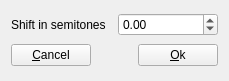
Before: the Qt Designer form sources/editor/tools/transpose_smpl/tooltransposesmpl_gui.ui in davy7125/polyphone, drawn with Qt 5.
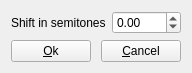
After: the same form once the commit is applied.

Commit message:
Dialog buttons
Ok is left, cancel is right, default is ok

What changed in the file:
```diff
--- a/sources/editor/tools/transpose_smpl/tooltransposesmpl_gui.ui
+++ b/sources/editor/tools/transpose_smpl/tooltransposesmpl_gui.ui
@@ -6,8 +6,8 @@
    <rect>
     <x>0</x>
     <y>0</y>
-    <width>229</width>
-    <height>81</height>
+    <width>192</width>
+    <height>70</height>
    </rect>
   </property>
   <property name="windowTitle">
@@ -34,9 +34,9 @@
    <item row="1" column="0" colspan="2">
     <layout class="QHBoxLayout" name="horizontalLayout">
      <item>
-      <widget class="QPushButton" name="pushCancel">
+      <widget class="QPushButton" name="pushOk">
        <property name="text">
-        <string>&amp;Cancel</string>
+        <string>&amp;Ok</string>
        </property>
       </widget>
      </item>
@@ -54,9 +54,9 @@
       </spacer>
      </item>
      <item>
-      <widget class="QPushButton" name="pushOk">
+      <widget class="QPushButton" name="pushCancel">
        <property name="text">
-        <string>&amp;Ok</string>
+        <string>&amp;Cancel</string>
        </property>
       </widget>
      </item>
```
The commit also changes 22 other files.
